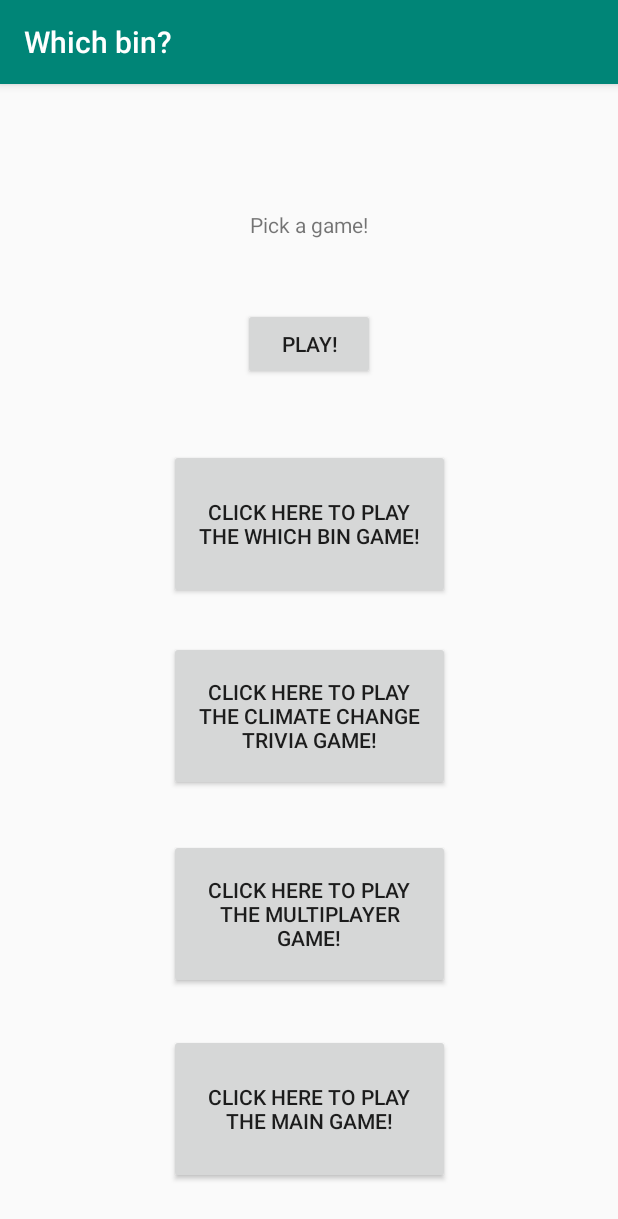
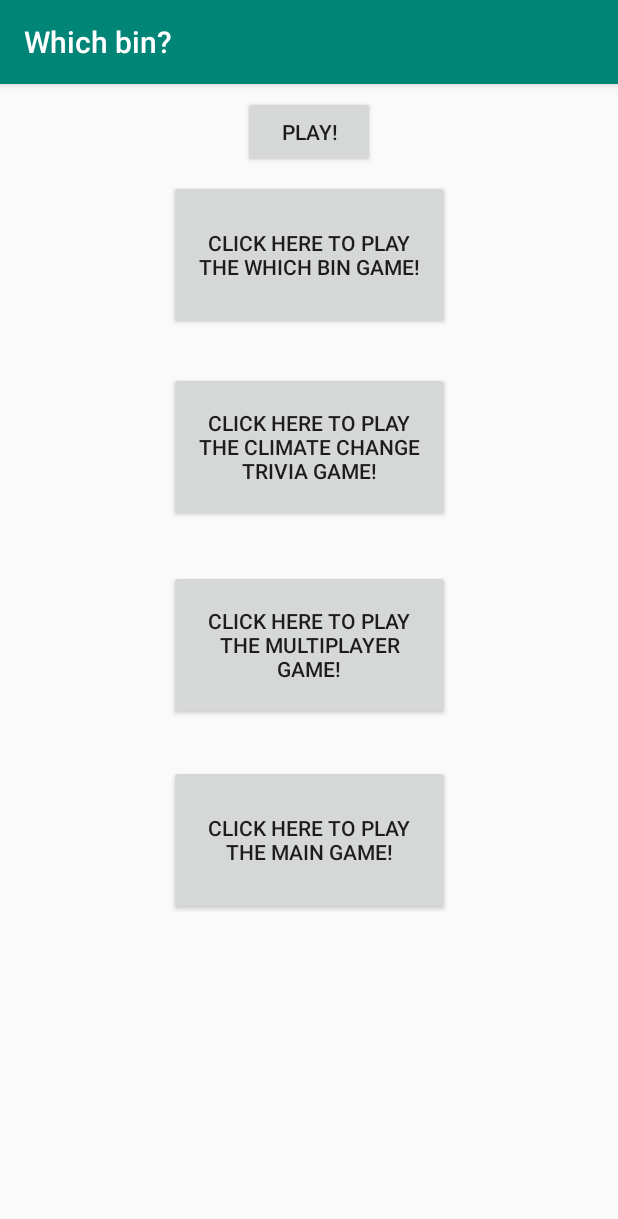
Before and after one commit to NeelParekhNP/Whichbin, an Android app: the screen it shows after launch (MainMenu), on a phone screen of 412 x 824 dp. Shown: the top 1219 px of the screen. Run offline under Robolectric (Android 15) with nearby library versions, the phone set to English and light mode, and no system bars.

Commit message:
Fixed merge errors.

```diff
--- a/app/src/main/AndroidManifest.xml
+++ b/app/src/main/AndroidManifest.xml
@@ -9,6 +9,7 @@
         android:roundIcon="@mipmap/ic_launcher_round"
         android:supportsRtl="true"
         android:theme="@style/AppTheme">
+        <activity android:name=".TileBasedGameActivity"></activity>
         <activity android:name=".LevelSelection"
             android:screenOrientation="landscape"
             android:configChanges="orientation|keyboardHidden"></activity>
@@ -27,7 +28,6 @@
         <activity android:name=".MainMenu"
             android:screenOrientation="portrait"
             android:configChanges="orientation|keyboardHidden">
-        <activity android:name=".TileBasedGameActivity"></activity>
             <intent-filter>
                 <action android:name="android.intent.action.MAIN" />
 
--- a/app/src/main/res/layout/main_menu.xml
+++ b/app/src/main/res/layout/main_menu.xml
@@ -8,28 +8,15 @@ tools:context=".MainMenu"
 tools:layout_editor_absoluteX="8dp"
 tools:layout_editor_absoluteY="8dp">
 
-    <TextView
-        android:id="@+id/textView4"
-        android:layout_width="wrap_content"
-        android:layout_height="wrap_content"
-        android:layout_centerHorizontal="true"
-        android:layout_centerVertical="true"
-        android:layout_marginTop="84dp"
-        android:text="@string/mainMenu"
-        app:layout_constraintLeft_toLeftOf="parent"
-        app:layout_constraintRight_toRightOf="parent"
-        app:layout_constraintTop_toTopOf="parent"
-        tools:context=".MainMenu" />
-
     <Button
         android:id="@+id/whichBinButtonX"
         android:layout_width="187dp"
         android:layout_height="100dp"
-        android:layout_marginTop="140dp"
+        android:layout_marginTop="8dp"
         android:text="@string/whichBin"
         app:layout_constraintEnd_toEndOf="parent"
         app:layout_constraintStart_toStartOf="parent"
-        app:layout_constraintTop_toBottomOf="@+id/textView4" />
+        app:layout_constraintTop_toBottomOf="@+id/levelSelectorButtonX" />
 
     <Button
         android:id="@+id/triviaGameX"
@@ -63,12 +50,10 @@ tools:layout_editor_absoluteY="8dp">
         android:layout_marginStart="8dp"
         android:layout_marginTop="8dp"
         android:layout_marginEnd="8dp"
-        android:layout_marginBottom="8dp"
         android:text="PLAY!"
-        app:layout_constraintBottom_toTopOf="@+id/whichBinButtonX"
         app:layout_constraintEnd_toEndOf="parent"
         app:layout_constraintStart_toStartOf="parent"
-        app:layout_constraintTop_toBottomOf="@+id/textView4" />
+        app:layout_constraintTop_toTopOf="parent" />
 
     <Button
         android:id="@+id/tiledGameButton"
```
Also changed, not shown: app/src/main/res/values/attrs.xml (added, +12 -0 lines), app/src/main/res/drawable/critically_endangered_box.png (added), app/src/main/res/drawable/endangered_box.png (added), app/src/main/res/drawable/vulnerable_box.png (added), app/src/main/res/drawable/world1level1.png (added), 3 other files.
